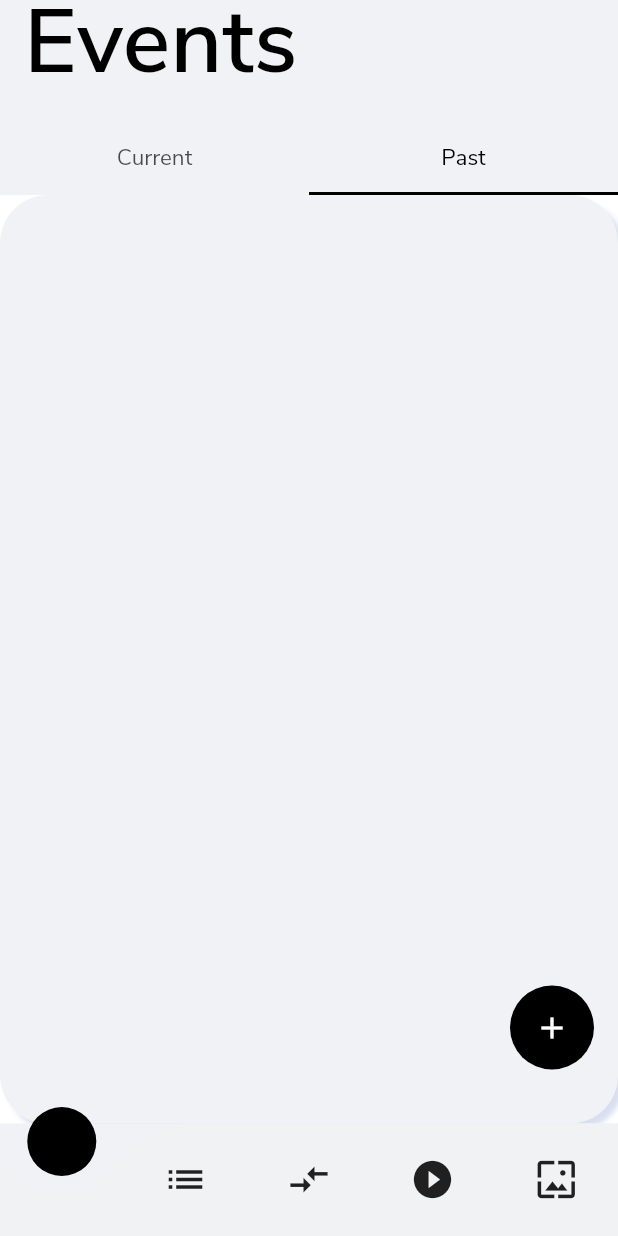
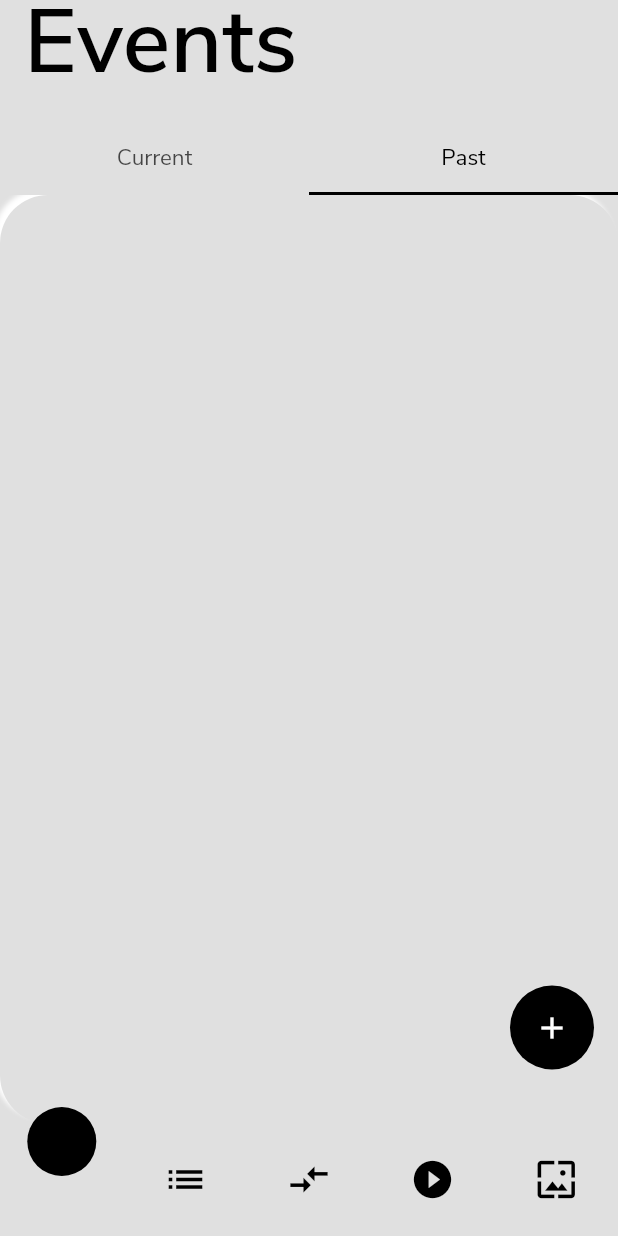
Before and after one commit to KabinManandhar/Quiket-Organizer, a Flutter app: the screen it shows after launch, tab 2 chosen, on a phone screen of 412 x 824 dp. Run offline on Flutter 3.47's test engine with Material 2 defaults, Android fonts, the phone set to English and light mode, and no system bars; drawn by our look-alikes of curved_navigation_bar; missing offline and left inert: dot_tab_indicator; network calls fail.

Commit message:
Navigation Bar Completed

```diff
--- a/lib/main.dart
+++ b/lib/main.dart
@@ -13,8 +13,8 @@ class MyApp extends StatelessWidget {
     return MaterialApp(
       title: 'Flutter Demo',
       theme: ThemeData(
-          scaffoldBackgroundColor: Colors.white,
-          primaryColor: Color(0xFFF1F2F6),
+          scaffoldBackgroundColor: Colors.grey[300],
+          primaryColor: Colors.grey[300],
           appBarTheme: AppBarTheme(
             textTheme: TextTheme(title: AppBarText),
           ),
@@ -53,13 +53,13 @@ class _MyHomePageState extends State<MyHomePage> {
     Container(
         child: Container(
       width: 64,
-      height: 54,
+      height: 64,
       decoration: BoxDecoration(
-          color: Color(0xFFF1F2F6),
+          color: Colors.grey[300],
           borderRadius: BorderRadius.circular(32),
           boxShadow: [
             BoxShadow(
-                color: Color(0xFFDADFF0), offset: Offset(4, 4), blurRadius: 2),
+                color: Colors.grey[300], offset: Offset(4, 4), blurRadius: 2),
             BoxShadow(
                 color: Colors.white, offset: Offset(-4, -4), blurRadius: 2),
           ]),
@@ -119,16 +119,16 @@ class _MyHomePageState extends State<MyHomePage> {
           bottomNavigationBar: CurvedNavigationBar(
               //index: 0,
               //height: 60,
-              color: Color(0xFFF1F2F4),
+              color: Colors.grey[300],
               animationDuration: Duration(milliseconds: 400),
-              backgroundColor: Color(0xFFF1F2F6),
+              backgroundColor: Colors.grey[300],
               buttonBackgroundColor: Theme.of(context).accentColor,
               items: <Widget>[
-                Icon(Icons.add, size: 30),
-                Icon(Icons.list, size: 30),
-                Icon(Icons.compare_arrows, size: 30),
-                Icon(Icons.play_circle_filled, size: 30),
-                Icon(Icons.wallpaper, size: 30),
+                Icon(Icons.add, color: Colors.black, size: 30),
+                Icon(Icons.list, color: Colors.black, size: 30),
+                Icon(Icons.compare_arrows, color: Colors.black, size: 30),
+                Icon(Icons.play_circle_filled, color: Colors.black, size: 30),
+                Icon(Icons.wallpaper, color: Colors.black, size: 30),
               ]),
         ));
   }
--- a/lib/widgets/event_card.dart
+++ b/lib/widgets/event_card.dart
@@ -8,7 +8,7 @@ class EventCard extends StatelessWidget {
         print("Clicked");
       },
       child: Container(
-        color: Color(0xFFF1F2F6),
+        color: Colors.grey[300],
         height: 200,
         width: 200,
         child: Image.network('https://via.placeholder.com/600/771796'),
--- a/pubspec.yaml
+++ b/pubspec.yaml
@@ -28,6 +28,7 @@ dependencies:
   curved_navigation_bar:
     git:
       url: https://github.com/KabinManandhar/curved_navigation_bar.git
+
 
 
 dev_dependencies:
```
Also changed, not shown: lib/widgets/button.dart (added, +51 -0 lines), lib/widgets/buttontapped.dart (added, +84 -0 lines), pubspec.lock.
